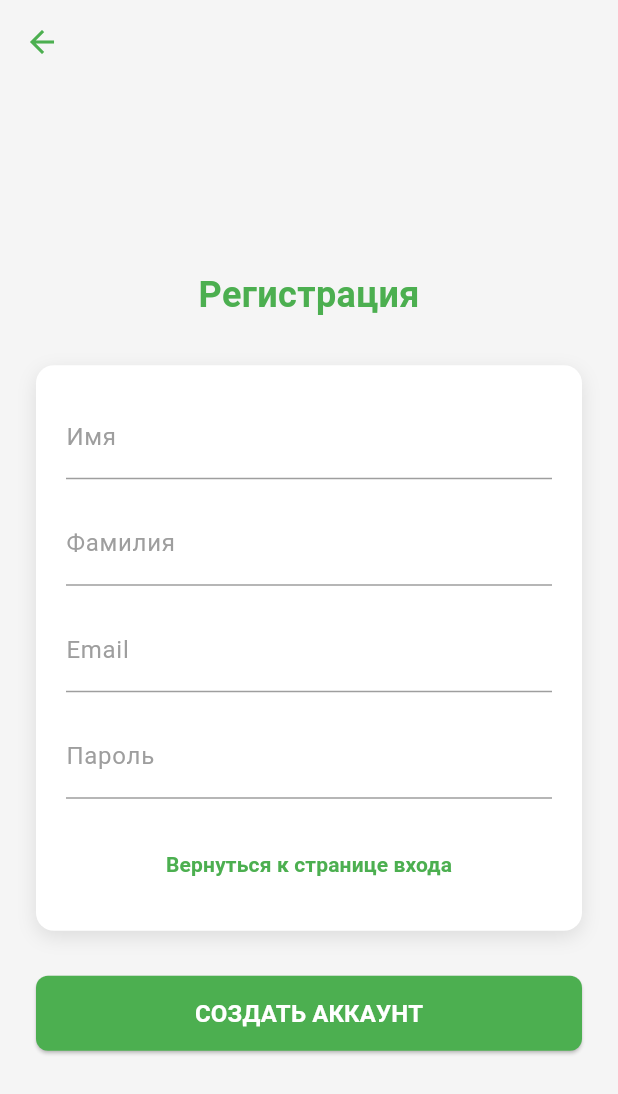
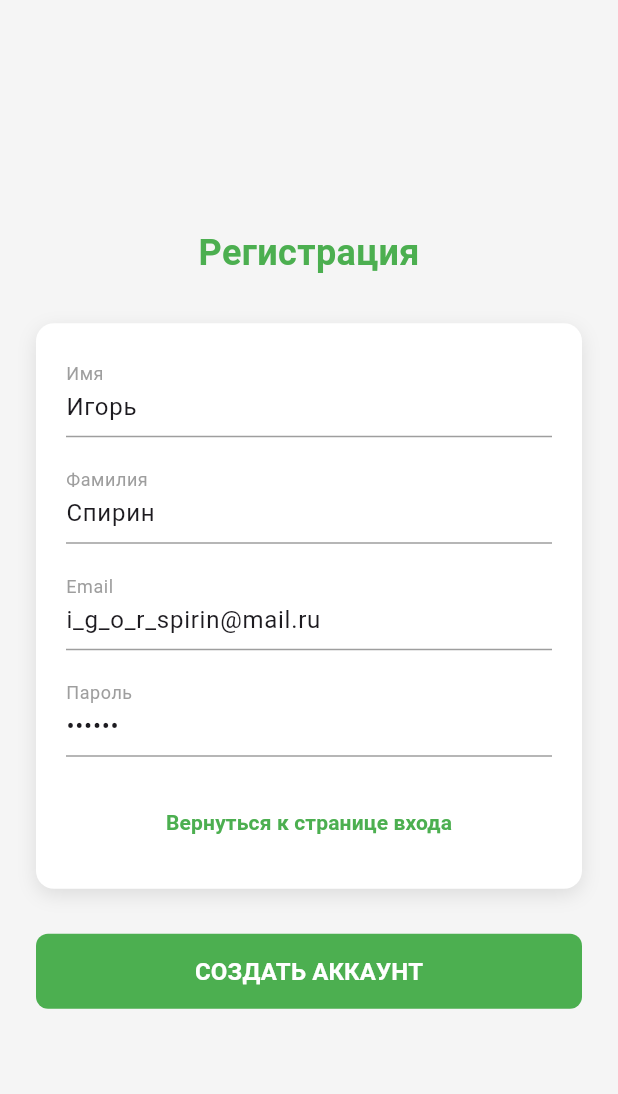
Before and after one commit to CherepanovVyacheslav/body_mass_index_calculator, a Flutter app: the RegistrationScreen screen opened directly, on a phone screen of 412 x 824 dp. Shown: the top 1094 px of the screen. Run offline on Flutter 3.47's test engine with Material 3 defaults, Android fonts, the phone set to English and light mode, and no system bars.

Commit message:
change screens profile and registration

```diff
--- a/lib/registration_screen.dart
+++ b/lib/registration_screen.dart
@@ -8,15 +8,24 @@ class RegistrationScreen extends StatefulWidget {
 }
 
 class _RegistrationScreenState extends State<RegistrationScreen> {
+  // Контроллеры с предустановленными значениями
+  final TextEditingController _nameController = TextEditingController(
+    text: 'Игорь',
+  );
+  final TextEditingController _surnameController = TextEditingController(
+    text: 'Спирин',
+  );
+  final TextEditingController _emailController = TextEditingController(
+    text: 'i_g_o_r_spirin@mail.ru',
+  );
+  final TextEditingController _passwordController = TextEditingController(
+    text: '456321',
+  );
+
   @override
   Widget build(BuildContext context) {
     return Scaffold(
       backgroundColor: const Color(0xFFF5F5F5),
-      appBar: AppBar(
-        backgroundColor: Colors.transparent,
-        elevation: 0,
-        iconTheme: const IconThemeData(color: Color(0xFF4CAF50)),
-      ),
       body: SafeArea(
         child: Center(
           child: SingleChildScrollView(
@@ -24,6 +33,7 @@ class _RegistrationScreenState extends State<RegistrationScreen> {
             child: Column(
               mainAxisAlignment: MainAxisAlignment.center,
               children: [
+                // Заголовок "Регистрация"
                 const Text(
                   'Регистрация',
                   style: TextStyle(
@@ -33,7 +43,10 @@ class _RegistrationScreenState extends State<RegistrationScreen> {
                   ),
                 ),
                 const SizedBox(height: 30),
+
+                // Карточка с полями
                 Container(
+                  width: double.infinity,
                   padding: const EdgeInsets.all(20.0),
                   decoration: BoxDecoration(
                     color: Colors.white,
@@ -48,20 +61,81 @@ class _RegistrationScreenState extends State<RegistrationScreen> {
                   ),
                   child: Column(
                     children: [
-                      _buildTextField('Имя', 'Введите ваше имя'),
+                      // Поле Имя
+                      TextField(
+                        controller: _nameController,
+                        decoration: const InputDecoration(
+                          labelText: 'Имя',
+                          hintText: 'Введите ваше имя',
+                          labelStyle: TextStyle(color: Colors.grey),
+                          enabledBorder: UnderlineInputBorder(
+                            borderSide: BorderSide(color: Colors.grey),
+                          ),
+                          focusedBorder: UnderlineInputBorder(
+                            borderSide: BorderSide(color: Color(0xFF4CAF50)),
+                          ),
+                        ),
+                      ),
                       const SizedBox(height: 15),
-                      _buildTextField('Фамилия', 'Введите вашу фамилию'),
+
+                      // Поле Фамилия
+                      TextField(
+                        controller: _surnameController,
+                        decoration: const InputDecoration(
+                          labelText: 'Фамилия',
+                          hintText: 'Введите вашу фамилию',
+                          labelStyle: TextStyle(color: Colors.grey),
+                          enabledBorder: UnderlineInputBorder(
+                            borderSide: BorderSide(color: Colors.grey),
+                          ),
+                          focusedBorder: UnderlineInputBorder(
+                            borderSide: BorderSide(color: Color(0xFF4CAF50)),
+                          ),
+                        ),
+                      ),
                       const SizedBox(height: 15),
-                      _buildTextField('Email', 'example@gmail.com'),
+
+                      // Поле Email
+                      TextField(
+                        controller: _emailController,
+                        keyboardType: TextInputType.emailAddress,
+                        decoration: const InputDecoration(
+                          labelText: 'Email',
+                          hintText: 'example@gmail.com',
+                          labelStyle: TextStyle(color: Colors.grey),
+                          enabledBorder: UnderlineInputBorder(
+                            borderSide: BorderSide(color: Colors.grey),
+                          ),
+                          focusedBorder: UnderlineInputBorder(
+                            borderSide: BorderSide(color: Color(0xFF4CAF50)),
+                          ),
+                        ),
+                      ),
                       const SizedBox(height: 15),
-                      _buildTextField(
-                        'Пароль',
-                        'Введите пароль',
-                        isPassword: true,
+
+                      // Поле Пароль
+                      TextField(
+                        controller: _passwordController,
+                        obscureText: true,
+                        decoration: const InputDecoration(
+                          labelText: 'Пароль',
+                          hintText: 'Введите пароль',
+                          labelStyle: TextStyle(color: Colors.grey),
+                          enabledBorder: UnderlineInputBorder(
+                            borderSide: BorderSide(color: Colors.grey),
+                          ),
+                          focusedBorder: UnderlineInputBorder(
+                            borderSide: BorderSide(color: Color(0xFF4CAF50)),
+                          ),
+                        ),
                       ),
                       const SizedBox(height: 20),
+
+                      // Кнопка "Вернуться к странице входа"
                       TextButton(
-                        onPressed: () => Navigator.pop(context),
+                        onPressed: () {
+                          Navigator.pop(context);
+                        },
                         child: const Text(
                           'Вернуться к странице входа',
                           style: TextStyle(
@@ -75,6 +149,8 @@ class _RegistrationScreenState extends State<RegistrationScreen> {
                   ),
                 ),
                 const SizedBox(height: 30),
+
+                // Кнопка "СОЗДАТЬ АККАУНТ"
                 SizedBox(
                   width: double.infinity,
                   height: 50,
@@ -88,6 +164,7 @@ class _RegistrationScreenState extends State<RegistrationScreen> {
                       shape: RoundedRectangleBorder(
                         borderRadius: BorderRadius.circular(8.0),
                       ),
+                      elevation: 0,
                     ),
                     child: const Text(
                       'СОЗДАТЬ АККАУНТ',
@@ -105,21 +182,4 @@ class _RegistrationScreenState extends State<RegistrationScreen> {
       ),
     );
   }
-
-  Widget _buildTextField(String label, String hint, {bool isPassword = false}) {
-    return TextField(
-      obscureText: isPassword,
-      decoration: InputDecoration(
-        labelText: label,
-        hintText: hint,
-        labelStyle: const TextStyle(color: Colors.grey),
-        enabledBorder: const UnderlineInputBorder(
-          borderSide: BorderSide(color: Colors.grey),
-        ),
-        focusedBorder: const UnderlineInputBorder(
-          borderSide: BorderSide(color: Color(0xFF4CAF50)),
-        ),
-      ),
-    );
-  }
 }
```
Also changed, not shown: lib/profile_screen.dart (+66 -30 lines).
